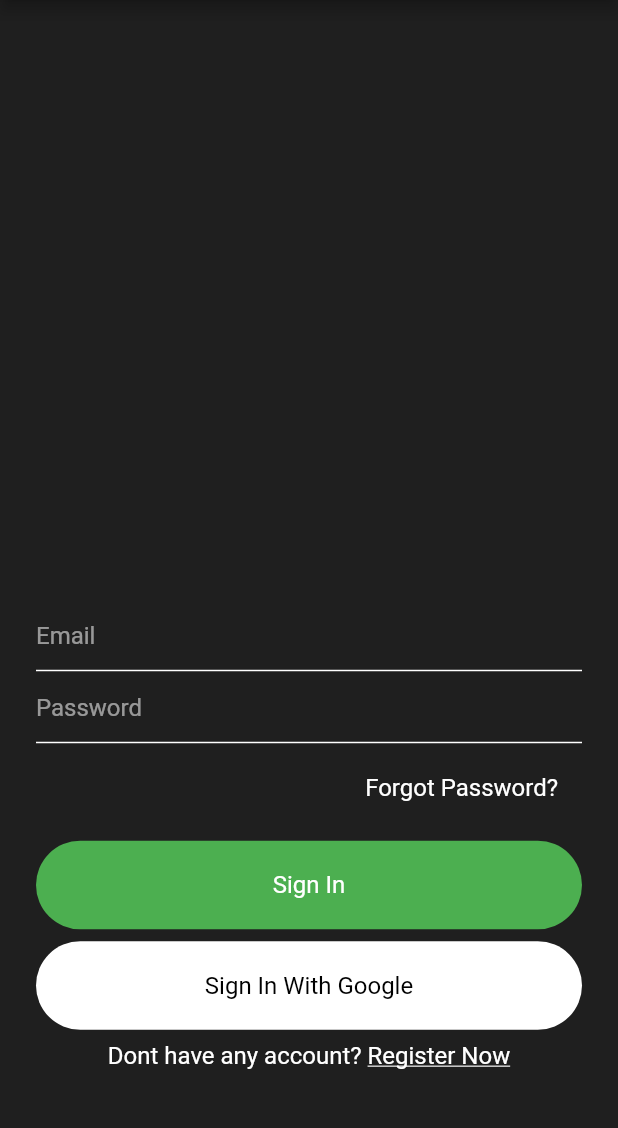
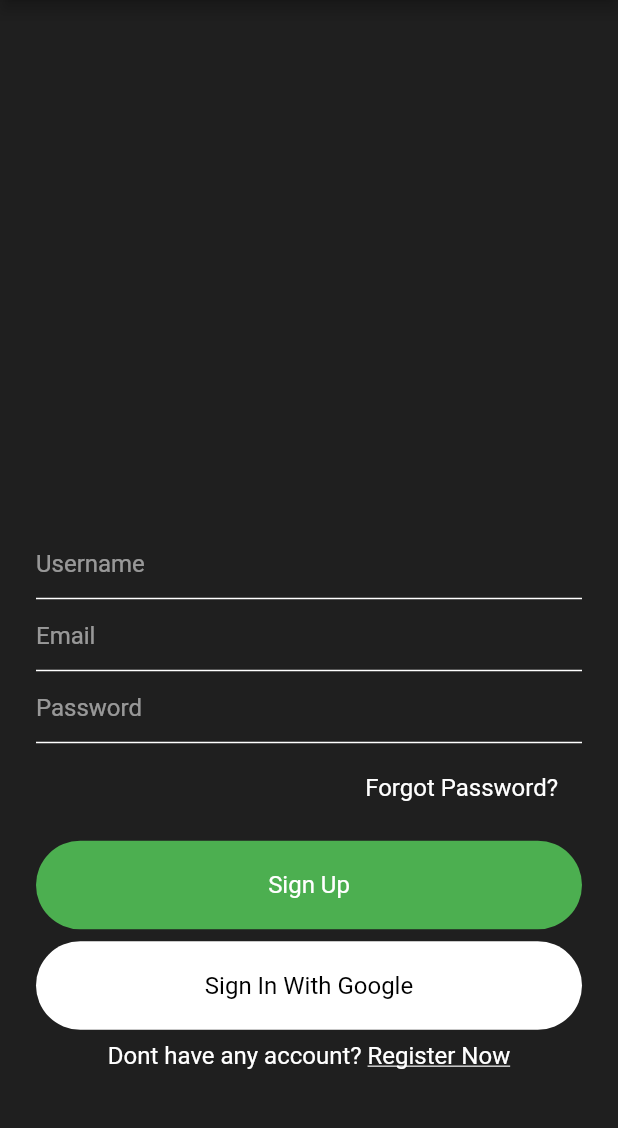
Before and after one commit to itsvivekghosh/flutter-tutorial, a Flutter app: the screen it shows after launch, on a phone screen of 412 x 824 dp, the part 84-1212 px from its top. Run offline on Flutter 3.47's test engine with Material 2 defaults, Android fonts, the phone set to English and light mode, and no system bars; our stand-ins replace firebase_auth, firebase_core, flutter_spinkit; accounts and stored records are empty.

Commit message:
added signup option

```diff
--- a/ConnectMe/lib/main.dart
+++ b/ConnectMe/lib/main.dart
@@ -1,8 +1,11 @@
 import 'package:flutter/material.dart';
-import 'package:ConnectMe/views/signin.dart';
+// import 'package:ConnectMe/views/signin.dart';
 import 'package:ConnectMe/views/signup.dart';
+import 'package:firebase_core/firebase_core.dart';
 
-void main() {
+void main() async {
+  WidgetsFlutterBinding.ensureInitialized();
+  await Firebase.initializeApp();
   runApp(MyApp());
 }
 
@@ -13,12 +16,11 @@ class MyApp extends StatelessWidget {
     return MaterialApp(
       title: 'Flutter Demo',
       theme: ThemeData(
-        // primaryColor: Color(0xff145C9E),
         scaffoldBackgroundColor: Color(0xff1F1F1F),
         primarySwatch: Colors.green,
         visualDensity: VisualDensity.adaptivePlatformDensity,
       ),
-      home: SignIn(),
+      home: SignUp(),
     );
   }
 }
--- /dev/null
+++ b/ConnectMe/lib/models/user.dart
@@ -0,0 +1,5 @@
+class UserData {
+  String userId;
+
+  UserData({this.userId});
+}
--- a/ConnectMe/lib/views/signup.dart
+++ b/ConnectMe/lib/views/signup.dart
@@ -1,3 +1,5 @@
+import 'dart:ui';
+import 'package:ConnectMe/services/auth.dart';
 import 'package:ConnectMe/widgets/widget.dart';
 import 'package:flutter/material.dart';
 
@@ -7,10 +9,140 @@ class SignUp extends StatefulWidget {
 }
 
 class _SignUpState extends State<SignUp> {
+  bool isLoading = false;
+  final formKey = GlobalKey<FormState>();
+  TextEditingController emailEditingController = new TextEditingController();
+  TextEditingController passwordEditingController = new TextEditingController();
+  TextEditingController usernameEditingController = new TextEditingController();
+
+  AuthService authService = new AuthService();
+
+  signUp() async {
+    if (formKey.currentState.validate()) {
+      setState(() {
+        isLoading = true;
+      });
+
+      await authService
+          .signInWithEmailAndPassword(
+              emailEditingController.text, passwordEditingController.text)
+          .then((value) {
+        print(value);
+      });
+    }
+  }
+
   @override
   Widget build(BuildContext context) {
     return Scaffold(
       appBar: appBarWidgetMain(context),
+      body: isLoading
+          ? Container(
+              child: Center(
+                child: CircularProgressIndicator(),
+              ),
+            )
+          : SingleChildScrollView(
+              child: Container(
+                height: MediaQuery.of(context).size.height - 80,
+                alignment: Alignment.bottomCenter,
+                child: Container(
+                  padding: EdgeInsets.symmetric(horizontal: 24),
+                  child: Column(
+                    mainAxisSize: MainAxisSize.min,
+                    children: <Widget>[
+                      Form(
+                        key: formKey,
+                        child: Column(
+                          children: [
+                            TextFormField(
+                              validator: (value) {
+                                return value.isEmpty || value.length < 3
+                                    ? "Enter Username 3+ characters"
+                                    : null;
+                              },
+                              controller: usernameEditingController,
+                              style: simpleTextStyle(Colors.white, 16),
+                              decoration: textInputDecoration('Username'),
+                            ),
+                            TextFormField(
+                              validator: (value) {
+                                return RegExp(
+                                            r"^[a-zA-Z0-9.a-zA-Z0-9.!#$%&'*+-/=?^_`{|}~]+@[a-zA-Z0-9]+\.[a-zA-Z]+")
+                                        .hasMatch(value)
+                                    ? null
+                                    : "Enter provide valid email";
+                              },
+                              controller: emailEditingController,
+                              style: simpleTextStyle(Colors.white, 16),
+                              decoration: textInputDecoration('Email'),
+                            ),
+                            TextFormField(
+                              validator: (value) {
+                                return value.length < 6
+                                    ? "Enter Password 6+ characters"
+                                    : null;
+                              },
+                              controller: passwordEditingController,
+                              style: simpleTextStyle(Colors.white, 16),
+                              decoration: textInputDecoration('Password'),
+                            ),
+                          ],
+                        ),
+                      ),
+                      SizedBox(
+                        height: 10,
+                      ),
+                      Container(
+                        alignment: Alignment.centerRight,
+                        child: Container(
+                          padding: EdgeInsets.symmetric(
+                              horizontal: 16, vertical: 10),
+                          child: Text("Forgot Password?",
+                              style: simpleTextStyle(Colors.white, 16)),
+                        ),
+                      ),
+                      SizedBox(height: 16),
+                      GestureDetector(
+                        onTap: () {
+                          signUp();
+                        },
+                        child: signInMainButtons(
+                          "Sign Up",
+                          context,
+                          'first',
+                        ),
+                      ),
+                      SizedBox(height: 8),
+                      signInMainButtons(
+                        "Sign In With Google",
+                        context,
+                        "second",
+                      ),
+                      SizedBox(height: 8),
+                      Row(
+                        mainAxisAlignment: MainAxisAlignment.center,
+                        children: [
+                          Text(
+                            "Dont have any account? ",
+                            style: simpleTextStyle(Colors.white, 16),
+                          ),
+                          Text(
+                            "Register Now",
+                            style: TextStyle(
+                              color: Colors.white,
+                              decoration: TextDecoration.underline,
+                              fontSize: 16,
+                            ),
+                          ),
+                        ],
+                      ),
+                      SizedBox(height: 30.5)
+                    ],
+                  ),
+                ),
+              ),
+            ),
     );
   }
 }
--- a/ConnectMe/lib/widgets/widget.dart
+++ b/ConnectMe/lib/widgets/widget.dart
@@ -34,7 +34,7 @@ TextStyle simpleTextStyle(Color color, double fontSize) {
 }
 
 Container signInMainButtons(String text, dynamic context, String cond) {
-  if (cond == 'sign_in') {
+  if (cond == 'first') {
     return Container(
       alignment: Alignment.center,
       width: MediaQuery.of(context).size.width,
--- a/ConnectMe/pubspec.yaml
+++ b/ConnectMe/pubspec.yaml
@@ -27,6 +27,9 @@ dependencies:
   # The following adds the Cupertino Icons font to your application.
   # Use with the CupertinoIcons class for iOS style icons.
   cupertino_icons: ^0.1.3
+  firebase_auth: ^0.18.0+1
+  cloud_firestore: ^0.14.0+2
+  firebase_core: ^0.5.0
 
 dev_dependencies:
   flutter_test:
```
Also changed, not shown: ConnectMe/lib/services/auth.dart (added, +52 -0 lines), ConnectMe/pubspec.lock, 3 other files.
